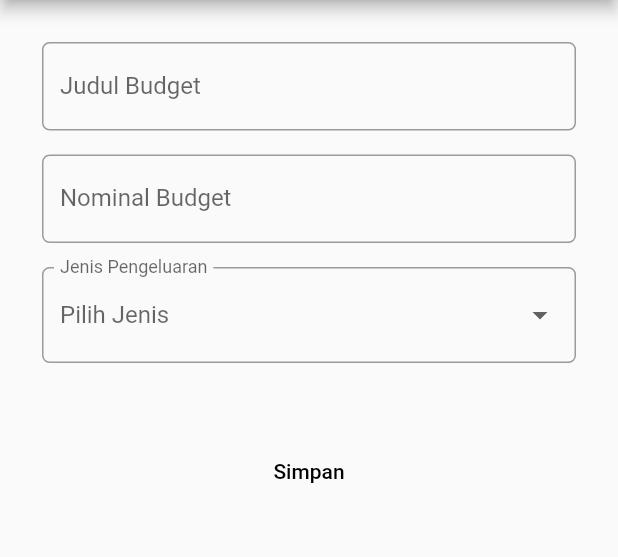
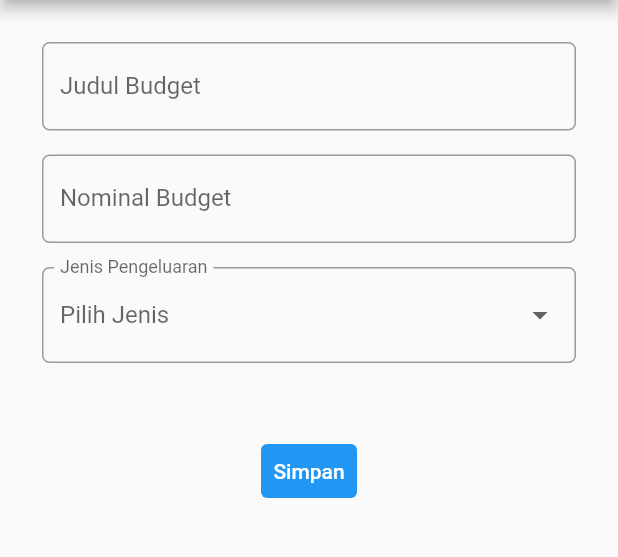
Before and after one commit to hugo-setiawan/pbp-flutter-lab, a Flutter app: the screen it shows after launch, in the side drawer, after a tap on "Tambah Budget", on a phone screen of 412 x 824 dp, the part 84-641 px from its top. Run offline on Flutter 3.47's test engine with Material 2 defaults, Android fonts, the phone set to English and light mode, and no system bars.

Commit message:
Improve styling of form add budget page

```diff
--- a/lib/form.dart
+++ b/lib/form.dart
@@ -200,11 +200,16 @@ class _BudgetFormPageState extends State<BudgetFormPage> {
                       _formKey.currentState!.reset();
                     }
                   },
+                  style: ButtonStyle(
+                    backgroundColor: MaterialStateProperty.all(Colors.blue),
+                  ),
                   child: const Text(
                     "Simpan",
-                    style: TextStyle(color: Colors.black),
-                  ))
-            ]),
+                    style: TextStyle(color: Colors.white),
+                  )
+                )
+              ]
+            ),
           ),
         ),
       ),
```
